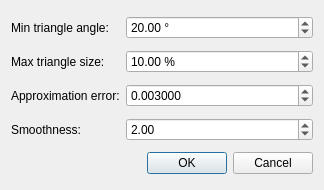
The window that Surface_reconstruction_points_3/demo/Surface_reconstruction_points_3/Point_set_demo/Point_set_demo_APSS_reconstruction_plugin.ui (CGAL/cgal) describes before a commit, drawn with Qt 5.
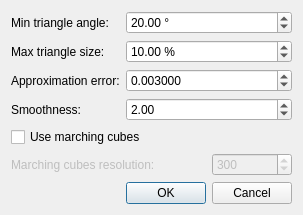
The same window after the commit.

Commit message: add a marching cubes mesher in the demo (for comparison purpose)

The edit to the form file:
```diff
--- a/Surface_reconstruction_points_3/demo/Surface_reconstruction_points_3/Point_set_demo/Point_set_demo_APSS_reconstruction_plugin.ui
+++ b/Surface_reconstruction_points_3/demo/Surface_reconstruction_points_3/Point_set_demo/Point_set_demo_APSS_reconstruction_plugin.ui
@@ -1,28 +1,28 @@
 <ui version="4.0" >
  <class>ApssDialog</class>
- <widget class="QDialog" name="ApssDialog" >
-  <property name="geometry" >
+ <widget class="QDialog" name="ApssDialog">
+  <property name="geometry">
    <rect>
     <x>0</x>
     <y>0</y>
-    <width>324</width>
-    <height>190</height>
+    <width>300</width>
+    <height>210</height>
    </rect>
   </property>
   <property name="windowTitle" >
    <string>Dialog</string>
   </property>
-  <layout class="QGridLayout" >
-   <item row="0" column="0" >
-    <widget class="QLabel" name="label" >
-     <property name="text" >
+  <layout class="QGridLayout" name="gridLayout">
+   <item row="0" column="0">
+    <widget class="QLabel" name="label">
+     <property name="text">
       <string>Min triangle angle:</string>
      </property>
     </widget>
    </item>
-   <item row="0" column="1" >
-    <widget class="QDoubleSpinBox" name="m_inputAngle" >
-     <property name="suffix" >
+   <item row="0" column="1" colspan="2">
+    <widget class="QDoubleSpinBox" name="m_inputAngle">
+     <property name="suffix">
       <string> °</string>
      </property>
      <property name="minimum" >
@@ -36,16 +36,16 @@
      </property>
     </widget>
    </item>
-   <item row="1" column="0" >
-    <widget class="QLabel" name="label_2" >
-     <property name="text" >
+   <item row="1" column="0">
+    <widget class="QLabel" name="label_2">
+     <property name="text">
       <string>Max triangle size:</string>
      </property>
     </widget>
    </item>
-   <item row="1" column="1" >
-    <widget class="QDoubleSpinBox" name="m_inputRadius" >
-     <property name="suffix" >
+   <item row="1" column="1" colspan="2">
+    <widget class="QDoubleSpinBox" name="m_inputRadius">
+     <property name="suffix">
       <string> %</string>
      </property>
      <property name="decimals" >
@@ -65,16 +65,16 @@
      </property>
     </widget>
    </item>
-   <item row="2" column="0" >
-    <widget class="QLabel" name="label_3" >
-     <property name="text" >
+   <item row="2" column="0">
+    <widget class="QLabel" name="label_3">
+     <property name="text">
       <string>Approximation error:</string>
      </property>
     </widget>
    </item>
-   <item row="2" column="1" >
-    <widget class="QDoubleSpinBox" name="m_inputDistance" >
-     <property name="decimals" >
+   <item row="2" column="1" colspan="2">
+    <widget class="QDoubleSpinBox" name="m_inputDistance">
+     <property name="decimals">
       <number>6</number>
      </property>
      <property name="minimum" >
@@ -91,16 +91,16 @@
      </property>
     </widget>
    </item>
-   <item row="3" column="0" >
-    <widget class="QLabel" name="label_4" >
-     <property name="text" >
+   <item row="3" column="0">
+    <widget class="QLabel" name="label_4">
+     <property name="text">
       <string>Smoothness:</string>
      </property>
     </widget>
    </item>
-   <item row="3" column="1" >
-    <widget class="QDoubleSpinBox" name="m_inputSmoothness" >
-     <property name="minimum" >
+   <item row="3" column="1" colspan="2">
+    <widget class="QDoubleSpinBox" name="m_inputSmoothness">
+     <property name="minimum">
       <double>1.000000000000000</double>
      </property>
      <property name="maximum" >
@@ -114,13 +114,52 @@
      </property>
     </widget>
    </item>
-   <item row="4" column="1" >
-    <widget class="QDialogButtonBox" name="buttonBox" >
-     <property name="orientation" >
+   <item row="4" column="0" colspan="3">
+    <widget class="QCheckBox" name="m_inputUseMC">
+     <property name="enabled">
+      <bool>true</bool>
+     </property>
+     <property name="text">
+      <string>Use marching cubes</string>
+     </property>
+    </widget>
+   </item>
+   <item row="5" column="0" colspan="2">
+    <widget class="QLabel" name="label_6">
+     <property name="enabled">
+      <bool>false</bool>
+     </property>
+     <property name="text">
+      <string>Marching cubes resolution:</string>
+     </property>
+    </widget>
+   </item>
+   <item row="5" column="2">
+    <widget class="QSpinBox" name="m_inputMcGridSize">
+     <property name="enabled">
+      <bool>false</bool>
+     </property>
+     <property name="minimum">
+      <number>1</number>
+     </property>
+     <property name="maximum">
+      <number>2000</number>
+     </property>
+     <property name="singleStep">
+      <number>50</number>
+     </property>
+     <property name="value">
+      <number>300</number>
+     </property>
+    </widget>
+   </item>
+   <item row="6" column="1" colspan="2">
+    <widget class="QDialogButtonBox" name="buttonBox">
+     <property name="orientation">
       <enum>Qt::Horizontal</enum>
      </property>
-     <property name="standardButtons" >
-      <set>QDialogButtonBox::Cancel|QDialogButtonBox::NoButton|QDialogButtonBox::Ok</set>
+     <property name="standardButtons">
+      <set>QDialogButtonBox::Cancel|QDialogButtonBox::Ok</set>
      </property>
     </widget>
    </item>
```
Left out of the diff: 123 changed lines with no effect on the pictures. The commit also changes 6 other files.
